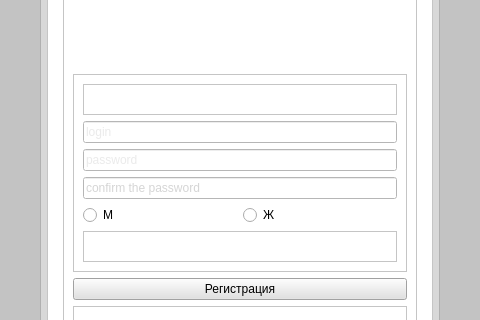
Old version of the form Data/Ui_files/Registration.ui in the repository Dianats34559/Double-E; both pictures show x 291 to 771 and y 160 to 480 of the 1079 by 694 pixel window.
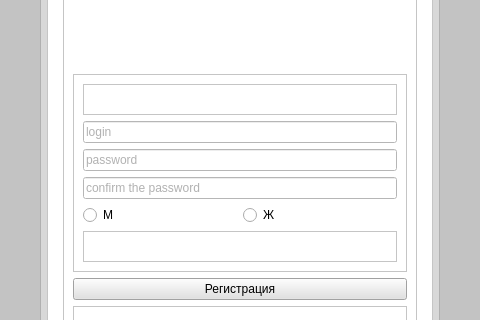
New version of the form.

Commit message: client registration

What changed in the file:
```diff
--- a/Data/Ui_files/Registration.ui
+++ b/Data/Ui_files/Registration.ui
@@ -138,7 +138,7 @@
                 <widget class="QLineEdit" name="login">
                  <property name="styleSheet">
                   <string notr="true">background-color: rgb(255, 255, 255);
-color: rgb(213, 213, 213);</string>
+color: rgb(100, 100, 100);</string>
                  </property>
                  <property name="text">
                   <string/>
@@ -152,7 +152,7 @@
                 <widget class="QLineEdit" name="password">
                  <property name="styleSheet">
                   <string notr="true">background-color: rgb(255, 255, 255);
-color: rgb(213, 213, 213);
+color: rgb(100, 100, 100);
 border-top-left-radius</string>
                  </property>
                  <property name="placeholderText">
@@ -163,9 +163,10 @@
                <item>
                 <widget class="QLineEdit" name="lineEdit">
                  <property name="styleSheet">
-                  <string notr="true">color: rgb(213, 213, 213);</string>
+                  <string notr="true">background-color: rgb(255, 255, 255);
+                   color: rgb(100, 100, 100);</string>
                  </property>
-                 <property name="text">
+                 <property name="placeholderText">
                   <string>confirm the password</string>
                  </property>
                 </widget>
```
Left out of the diff: 6 changed lines with no effect on the pictures. The commit also changes 8 other files.
